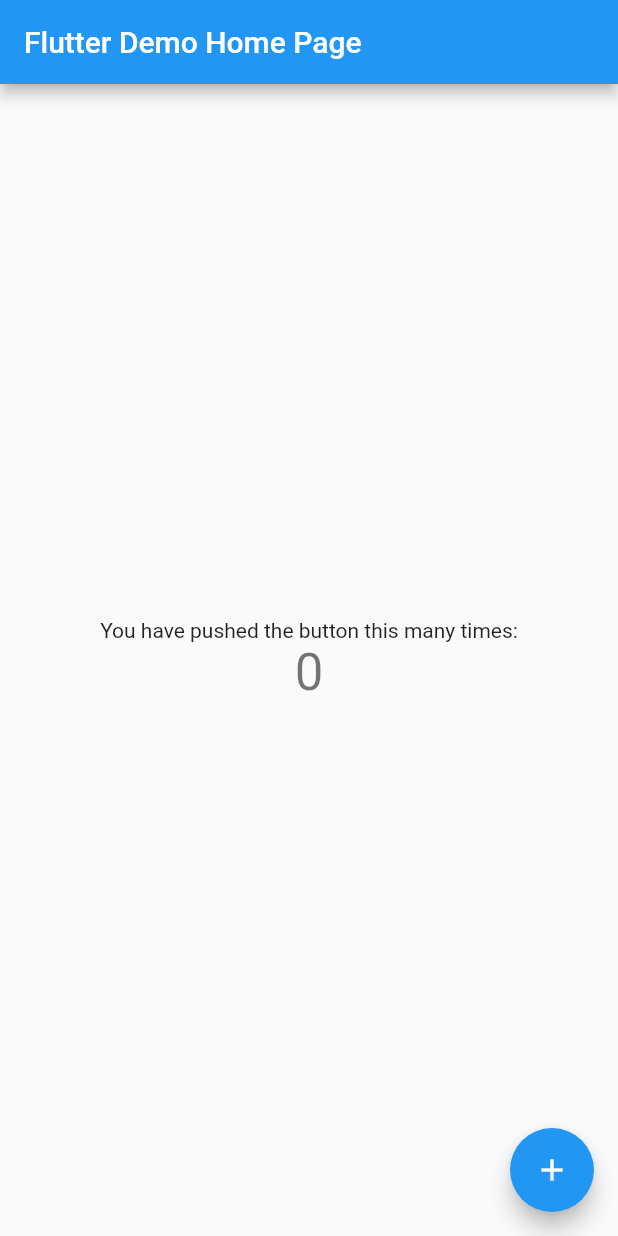
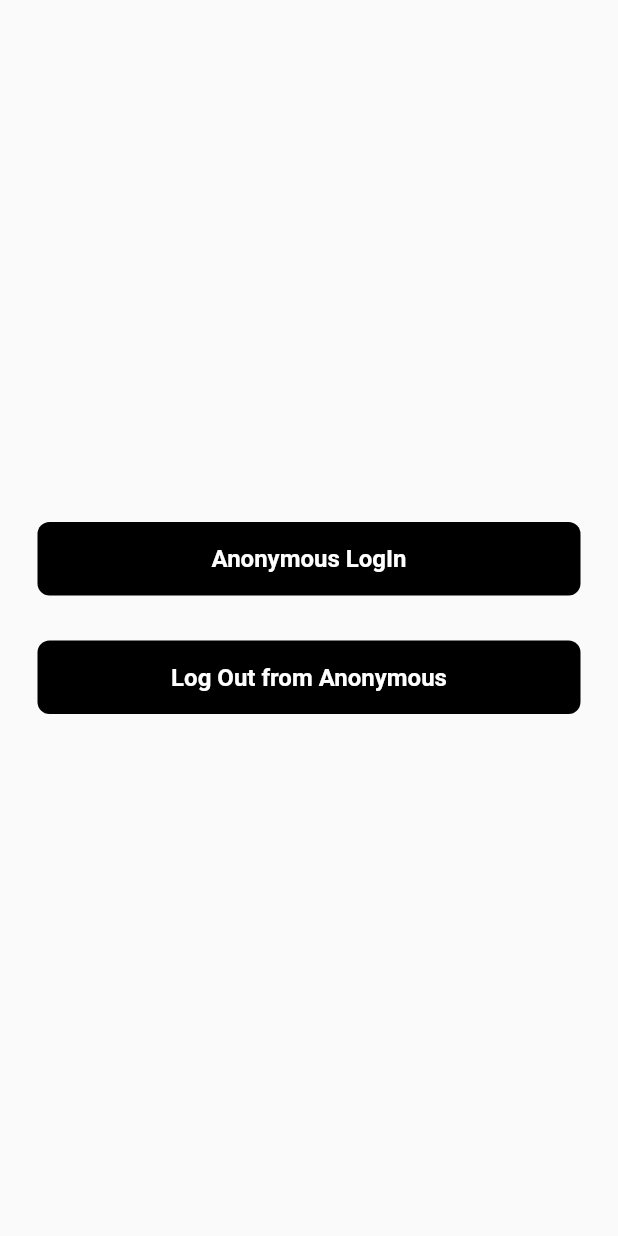
Before and after one commit to dhruvin2004/firebase, a Flutter app: the screen it shows after launch, on a phone screen of 412 x 824 dp. Run offline on Flutter 3.47's test engine with Material 2 defaults, Android fonts, the phone set to English and light mode, and no system bars; our stand-ins replace firebase_auth, firebase_core; accounts and stored records are empty.

Commit message:
DP | 3/3/23 12:47

```diff
--- /dev/null
+++ b/lib/loginpage.dart
@@ -0,0 +1,45 @@
+import 'package:firebase/widget/myButton.dart';
+import 'package:firebase_auth/firebase_auth.dart';
+import 'package:flutter/material.dart';
+
+class LoginPage extends StatefulWidget {
+  const LoginPage({Key? key}) : super(key: key);
+
+  @override
+  State<LoginPage> createState() => _LoginPageState();
+}
+
+class _LoginPageState extends State<LoginPage> {
+  @override
+  Widget build(BuildContext context) {
+    return Scaffold(
+      body: Center(
+        child: Column(
+          mainAxisAlignment: MainAxisAlignment.center,
+          children: [
+            MyButton(
+              text: "Anonymous LogIn",
+              onTap: () async {
+                try {
+                  final userCredential =
+                      await FirebaseAuth.instance.signInAnonymously();
+                  print("Signed in with temporary account.");
+                } catch (error) {
+                  print("Error : $Error");
+                }
+              },
+            ),
+            SizedBox(
+              height: 30,
+            ),
+            MyButton(
+                onTap: () async {
+                  await FirebaseAuth.instance.signOut();
+                },
+                text: "Log Out from Anonymous"),
+          ],
+        ),
+      ),
+    );
+  }
+}
--- a/lib/main.dart
+++ b/lib/main.dart
@@ -1,115 +1,29 @@
+
+import 'package:firebase/loginpage.dart';
+import 'package:firebase_core/firebase_core.dart';
 import 'package:flutter/material.dart';
 
+
 void main() {
+  WidgetsFlutterBinding.ensureInitialized();
+  Firebase.initializeApp();
   runApp(const MyApp());
 }
 
-class MyApp extends StatelessWidget {
-  const MyApp({super.key});
 
-  // This widget is the root of your application.
+
+class MyApp extends StatefulWidget {
+  const MyApp({Key? key}) : super(key: key);
+
+  @override
+  State<MyApp> createState() => _MyAppState();
+}
+
+class _MyAppState extends State<MyApp> {
   @override
   Widget build(BuildContext context) {
     return MaterialApp(
-      title: 'Flutter Demo',
-      theme: ThemeData(
-        // This is the theme of your application.
-        //
-        // Try running your application with "flutter run". You'll see the
-        // application has a blue toolbar. Then, without quitting the app, try
-        // changing the primarySwatch below to Colors.green and then invoke
-        // "hot reload" (press "r" in the console where you ran "flutter run",
-        // or simply save your changes to "hot reload" in a Flutter IDE).
-        // Notice that the counter didn't reset back to zero; the application
-        // is not restarted.
-        primarySwatch: Colors.blue,
-      ),
-      home: const MyHomePage(title: 'Flutter Demo Home Page'),
+     home: LoginPage(),
     );
   }
 }
-
-class MyHomePage extends StatefulWidget {
-  const MyHomePage({super.key, required this.title});
-
-  // This widget is the home page of your application. It is stateful, meaning
-  // that it has a State object (defined below) that contains fields that affect
-  // how it looks.
-
-  // This class is the configuration for the state. It holds the values (in this
-  // case the title) provided by the parent (in this case the App widget) and
-  // used by the build method of the State. Fields in a Widget subclass are
-  // always marked "final".
-
-  final String title;
-
-  @override
-  State<MyHomePage> createState() => _MyHomePageState();
-}
-
-class _MyHomePageState extends State<MyHomePage> {
-  int _counter = 0;
-
-  void _incrementCounter() {
-    setState(() {
-      // This call to setState tells the Flutter framework that something has
-      // changed in this State, which causes it to rerun the build method below
-      // so that the display can reflect the updated values. If we changed
-      // _counter without calling setState(), then the build method would not be
-      // called again, and so nothing would appear to happen.
-      _counter++;
-    });
-  }
-
-  @override
-  Widget build(BuildContext context) {
-    // This method is rerun every time setState is called, for instance as done
-    // by the _incrementCounter method above.
-    //
-    // The Flutter framework has been optimized to make rerunning build methods
-    // fast, so that you can just rebuild anything that needs updating rather
-    // than having to individually change instances of widgets.
-    return Scaffold(
-      appBar: AppBar(
-        // Here we take the value from the MyHomePage object that was created by
-        // the App.build method, and use it to set our appbar title.
-        title: Text(widget.title),
-      ),
-      body: Center(
-        // Center is a layout widget. It takes a single child and positions it
-        // in the middle of the parent.
-        child: Column(
-          // Column is also a layout widget. It takes a list of children and
-          // arranges them vertically. By default, it sizes itself to fit its
-          // children horizontally, and tries to be as tall as its parent.
-          //
-          // Invoke "debug painting" (press "p" in the console, choose the
-          // "Toggle Debug Paint" action from the Flutter Inspector in Android
-          // Studio, or the "Toggle Debug Paint" command in Visual Studio Code)
-          // to see the wireframe for each widget.
-          //
-          // Column has various properties to control how it sizes itself and
-          // how it positions its children. Here we use mainAxisAlignment to
-          // center the children vertically; the main axis here is the vertical
-          // axis because Columns are vertical (the cross axis would be
-          // horizontal).
-          mainAxisAlignment: MainAxisAlignment.center,
-          children: <Widget>[
-            const Text(
-              'You have pushed the button this many times:',
-            ),
-            Text(
-              '$_counter',
-              style: Theme.of(context).textTheme.headline4,
-            ),
-          ],
-        ),
-      ),
-      floatingActionButton: FloatingActionButton(
-        onPressed: _incrementCounter,
-        tooltip: 'Increment',
-        child: const Icon(Icons.add),
-      ), // This trailing comma makes auto-formatting nicer for build methods.
-    );
-  }
-}
--- /dev/null
+++ b/lib/widget/myButton.dart
@@ -0,0 +1,39 @@
+import 'package:flutter/material.dart';
+
+class MyButton extends StatelessWidget {
+  final String text;
+  final Function()? onTap;
+
+  const MyButton({
+    super.key,
+    required this.text,
+    required this.onTap,
+  });
+
+  @override
+  Widget build(BuildContext context) {
+    return GestureDetector(
+      onTap: onTap,
+      child: Padding(
+        padding: const EdgeInsets.symmetric(horizontal: 25.0),
+        child: Container(
+          padding: const EdgeInsets.all(15),
+          decoration: BoxDecoration(
+            color: Colors.black,
+            borderRadius: BorderRadius.circular(8),
+          ),
+          child: Center(
+            child: Text(
+              text,
+              style: const TextStyle(
+                color: Colors.white,
+                fontWeight: FontWeight.bold,
+                fontSize: 16,
+              ),
+            ),
+          ),
+        ),
+      ),
+    );
+  }
+}
--- a/pubspec.yaml
+++ b/pubspec.yaml
@@ -36,6 +36,8 @@ dependencies:
   # The following adds the Cupertino Icons font to your application.
   # Use with the CupertinoIcons class for iOS style icons.
   cupertino_icons: ^1.0.2
+  firebase_auth: ^4.2.9
+  firebase_core: ^2.7.0
 
 dev_dependencies:
   flutter_test:
```
Also changed, not shown: lib/widget/mytextfield.dart (added, +38 -0 lines), pubspec.lock, 4 other files.
